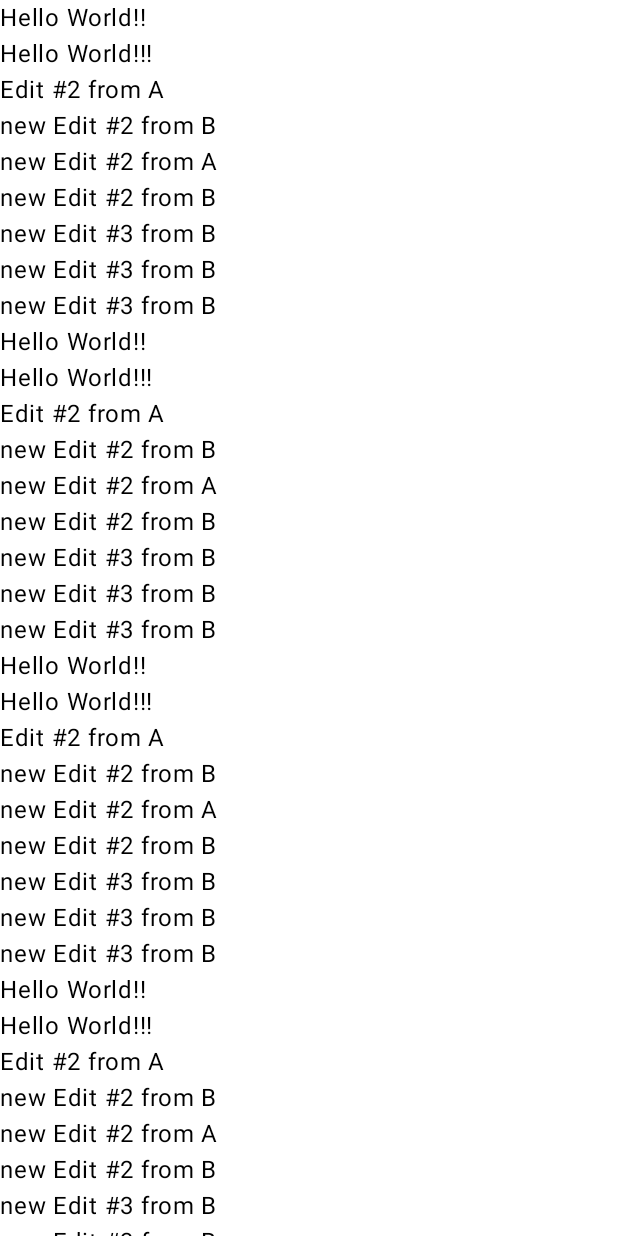
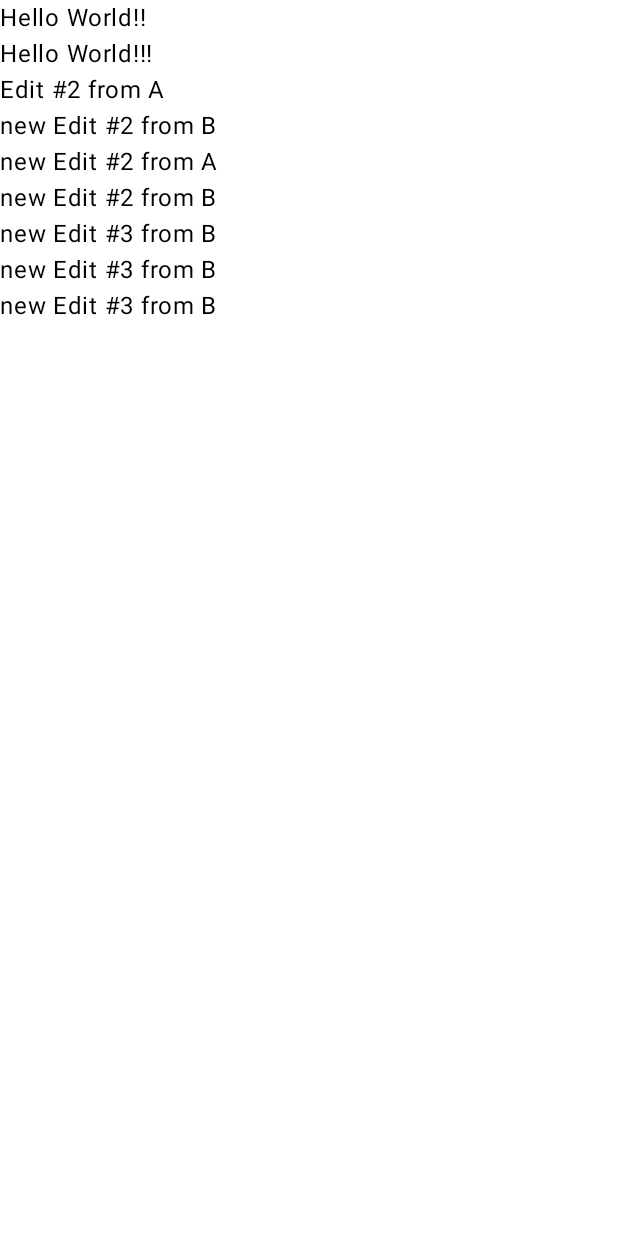
Before and after one commit to Team-work-Practice/Github_Practices, an Android app built with Jetpack Compose: the composable ScreenA shown on its own in the app's theme, on a phone screen of 412 x 824 dp. Run offline under Robolectric (Android 15) with nearby library versions, the phone set to English and light mode, and no system bars.

Commit message:
do some minor changes

```diff
--- a/app/src/main/java/com/example/github_practices/AScreen.kt
+++ b/app/src/main/java/com/example/github_practices/AScreen.kt
@@ -7,17 +7,6 @@ import androidx.compose.ui.Modifier
 @Composable
 fun ScreenA(modifier: Modifier = Modifier) {
     Column {
-        print("Hello World !")
-        print("Hello World !")
-        print("Hello World !")
         HelloWorldText()
-        HelloWorldText()
-        HelloWorldText()
-        HelloWorldText()
-        HelloWorldText()
-        HelloWorldText()
-        HelloWorldText()
-        print("Edit #1 From A")
-        print("New Edit #1 From B")
     }
 }
--- a/app/src/main/java/com/example/github_practices/MainActivity.kt
+++ b/app/src/main/java/com/example/github_practices/MainActivity.kt
@@ -18,7 +18,7 @@ class MainActivity : ComponentActivity() {
         super.onCreate(savedInstanceState)
         enableEdgeToEdge()
         setContent {
-          Text(text = "Hello world !!!")
+          Text(text = "Hello world !")
         }
     }
 }
```
Also changed, not shown: app/src/main/java/com/example/github_practices/ScreenB.kt (+0 -10 lines).
